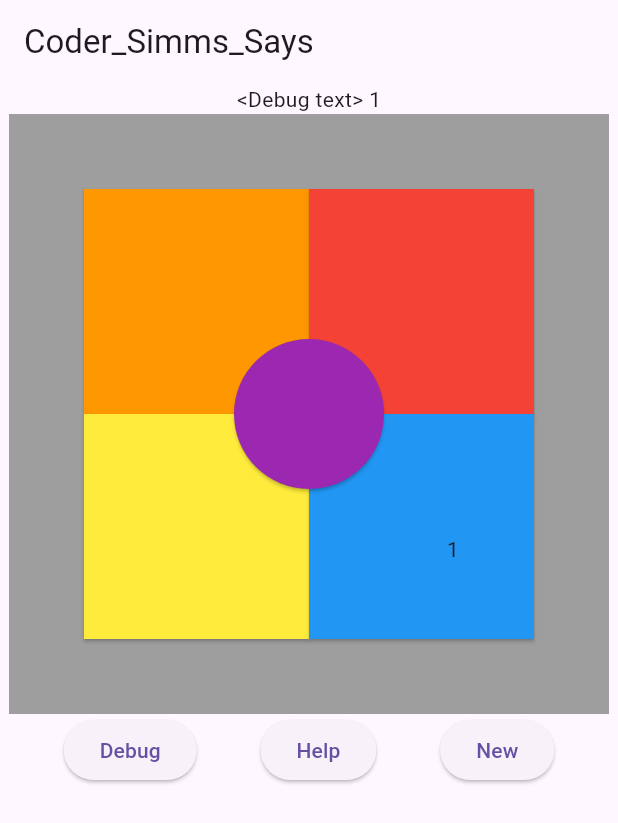
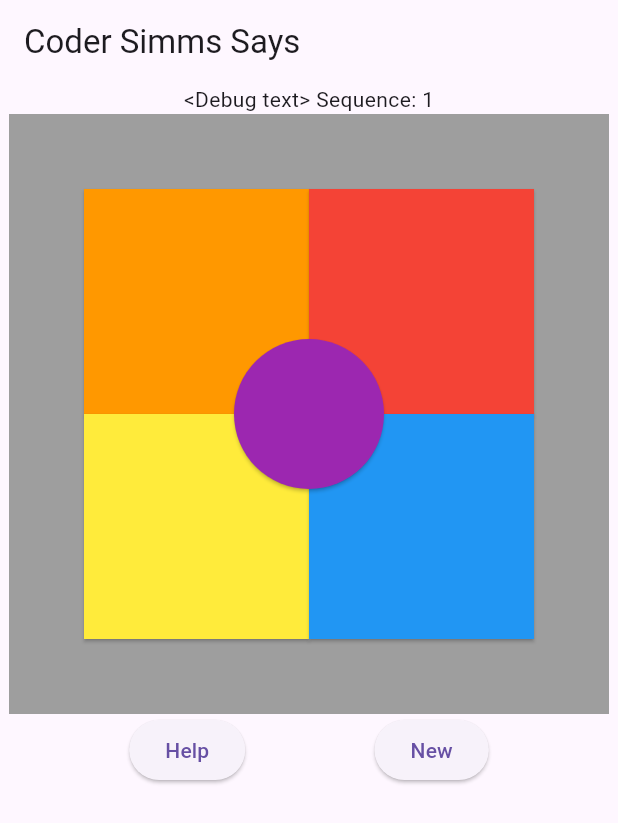
Before and after one commit to JasonSimms/simms_says, a Flutter app: the screen it shows after launch, after a tap on "New", on a phone screen of 412 x 824 dp. Shown: the top 823 px of the screen. Run offline on Flutter 3.47's test engine with Material 3 defaults, Android fonts, the phone set to English and light mode, and no system bars; our stand-ins replace audioplayers, logger.

Commit message:
firebase deploy and added audioPreload()

```diff
--- a/lib/main.dart
+++ b/lib/main.dart
@@ -4,7 +4,8 @@ import 'package:simms_says/services/audio_services.dart';
 import 'package:simms_says/widgets/game_board.dart';
 import 'package:simms_says/providers/game_state_provider.dart';
 
-void main() {
+void main() async {
+  await loadAllAudioSources();
   runApp(
     ChangeNotifierProvider(
       create: (context) => GameStateProvider(),
@@ -24,10 +25,10 @@ class MyApp extends StatelessWidget {
     return MaterialApp(
       home: Scaffold(
           appBar: AppBar(
-            title: const Text('Coder_Simms_Says'),
+            title: const Text('Coder Simms Says'),
           ),
           body: Column(children: <Widget>[
-            Text('<Debug text> $buttonSequence'),
+            Text('<Debug text> Sequence: $buttonSequence'),
             Container(
                 width: 400,
                 height: 400,
@@ -36,13 +37,13 @@ class MyApp extends StatelessWidget {
             Row(
               mainAxisAlignment: MainAxisAlignment.spaceEvenly,
               children: [
-                ElevatedButton(
-                  onPressed: () {
-                    // Trigger the animation in GameBoard
-                    makeNoise(3);
-                  },
-                  child: const Text('Debug'),
-                ),
+                // ElevatedButton(
+                //   onPressed: () {
+                //     // Trigger the animation in GameBoard
+                //     makeNoise(3);
+                //   },
+                //   child: const Text('Debug'),
+                // ),
                 ElevatedButton(
                   onPressed: () {
                     // Trigger the animation in GameBoard
--- a/lib/services/audio_services.dart
+++ b/lib/services/audio_services.dart
@@ -11,30 +11,35 @@ import 'package:logger/logger.dart';
     - assets/audio/cartoon_fall_fast_whistling.mp3
 */
 
+final audioAssets = {
+  1: '/audio/bell_ring_001_73093.mp3', //BUTTONS
+  2: '/audio/bell_small_001.mp3',
+  3: '/audio/bell_small_002.mp3',
+  4: '/audio/bell_large_ring_designed.mp3',
+  5: '/audio/bell_med_large_ring_designed.mp3',
+  99: '/audio/cartoon_fall_fast_whistling.mp3', //GAMEOVER
+};
+
 void makeNoise(int index) async {
-  String sourceFile;
-
-  switch (index) {
-    case 1:
-      sourceFile = '/audio/bell_small_001.mp3';
-    case 2:
-      sourceFile = '/audio/bell_ring_001_73093.mp3';
-    case 3:
-      sourceFile = '/audio/bell_small_002.mp3';
-    case 4:
-      sourceFile = '/audio/bell_large_ring_designed.mp3';
-    case 5:
-      sourceFile = '/audio/bell_large_ring_designed.mp3';
-    case 99: //Game Over
-      sourceFile = '/audio/cartoon_fall_fast_whistling.mp3';
-    default:
-      sourceFile = '/audio/bell_large_ring_designed.mp3';
-  }
   try {
     final player = AudioPlayer();
+    final sourceFile = audioAssets[index]!;
     await player.play(AssetSource(sourceFile));
   } catch (e) {
     final logger = Logger();
     logger.e('Error playing audio index: $index', e);
   }
 }
+
+Future<void> loadAllAudioSources() async {
+  for (var audioFile in audioAssets.values) {
+    await _loadSource(audioFile);
+  }
+}
+
+Future<void> _loadSource(String audioFilePath) async {
+  final player = AudioPlayer();
+  await player.setSource(AssetSource(audioFilePath));
+  // Perform any additional operations with the player here, if needed.
+  await player.release();
+}
--- a/lib/widgets/game_board.dart
+++ b/lib/widgets/game_board.dart
@@ -84,8 +84,8 @@ class GameBoard extends StatelessWidget {
                   callback: checkInput,
                   isCentered: true),
             ),
-            Positioned(
-                bottom: 50, right: 50, child: Text(animatedButton.toString()))
+            // Positioned(
+            //     bottom: 50, right: 50, child: Text(animatedButton.toString()))
           ],
         ),
       ),
```
Also changed, not shown: firebase.json (added), 3 other files.
